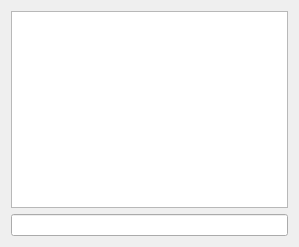
kubos741/kbang, file branches/macjariel/client/chatwidget.ui: the form before one commit.
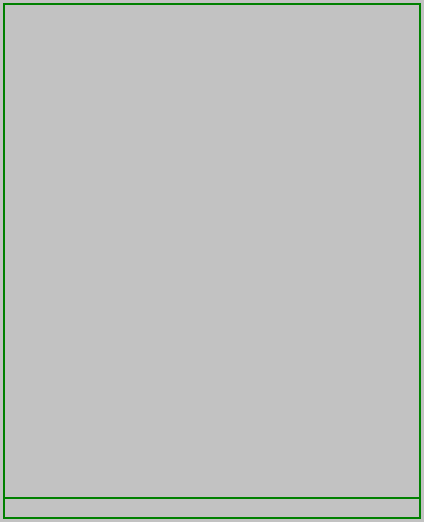
The form after the commit.

```diff
--- a/branches/macjariel/client/chatwidget.ui
+++ b/branches/macjariel/client/chatwidget.ui
@@ -5,27 +5,89 @@
    <rect>
     <x>0</x>
     <y>0</y>
-    <width>299</width>
-    <height>247</height>
+    <width>424</width>
+    <height>522</height>
    </rect>
   </property>
   <property name="windowTitle" >
    <string>Form</string>
   </property>
+  <property name="styleSheet" >
+   <string notr="true" />
+  </property>
   <layout class="QVBoxLayout" name="verticalLayout" >
+   <property name="spacing" >
+    <number>0</number>
+   </property>
+   <property name="margin" >
+    <number>0</number>
+   </property>
    <item>
-    <widget class="QTextBrowser" name="mp_chatView" >
-     <property name="focusPolicy" >
-      <enum>Qt::NoFocus</enum>
+    <widget class="QFrame" name="frame" >
+     <property name="styleSheet" >
+      <string notr="true" >QFrame#frame
+{
+	background-color: rgba(0, 0, 0, 48);
+    border: 0px;
+    padding: 0px;
+    margin: 0px;
+}
+
+QWidget
+{
+	background-color: transparent;
+}</string>
      </property>
-     <property name="horizontalScrollBarPolicy" >
-      <enum>Qt::ScrollBarAlwaysOff</enum>
+     <property name="frameShape" >
+      <enum>QFrame::StyledPanel</enum>
      </property>
+     <layout class="QVBoxLayout" name="verticalLayout_2" >
+      <property name="spacing" >
+       <number>0</number>
+      </property>
+      <property name="margin" >
+       <number>3</number>
+      </property>
+      <item>
+       <widget class="QTextBrowser" name="mp_chatView" >
+        <property name="focusPolicy" >
+         <enum>Qt::NoFocus</enum>
+        </property>
+        <property name="layoutDirection" >
+         <enum>Qt::LeftToRight</enum>
+        </property>
+        <property name="styleSheet" >
+         <string notr="true" >padding:1px;
+margin: 0;
+border: 2px solid rgb(0, 128, 0);
+border-bottom-width: 0;
+color: white;</string>
+        </property>
+        <property name="frameShape" >
+         <enum>QFrame::StyledPanel</enum>
+        </property>
+        <property name="lineWidth" >
+         <number>3</number>
+        </property>
+        <property name="horizontalScrollBarPolicy" >
+         <enum>Qt::ScrollBarAlwaysOff</enum>
+        </property>
+       </widget>
+      </item>
+      <item>
+       <widget class="QLineEdit" name="mp_messageBox" >
+        <property name="styleSheet" >
+         <string notr="true" >border: 2px solid rgb(0, 128, 0);
+margin: 0;
+padding: 1px;
+color: white
+</string>
+        </property>
+       </widget>
+      </item>
+     </layout>
     </widget>
    </item>
-   <item>
-    <widget class="QLineEdit" name="mp_messageBox" />
-   </item>
   </layout>
  </widget>
  <resources/>
```
